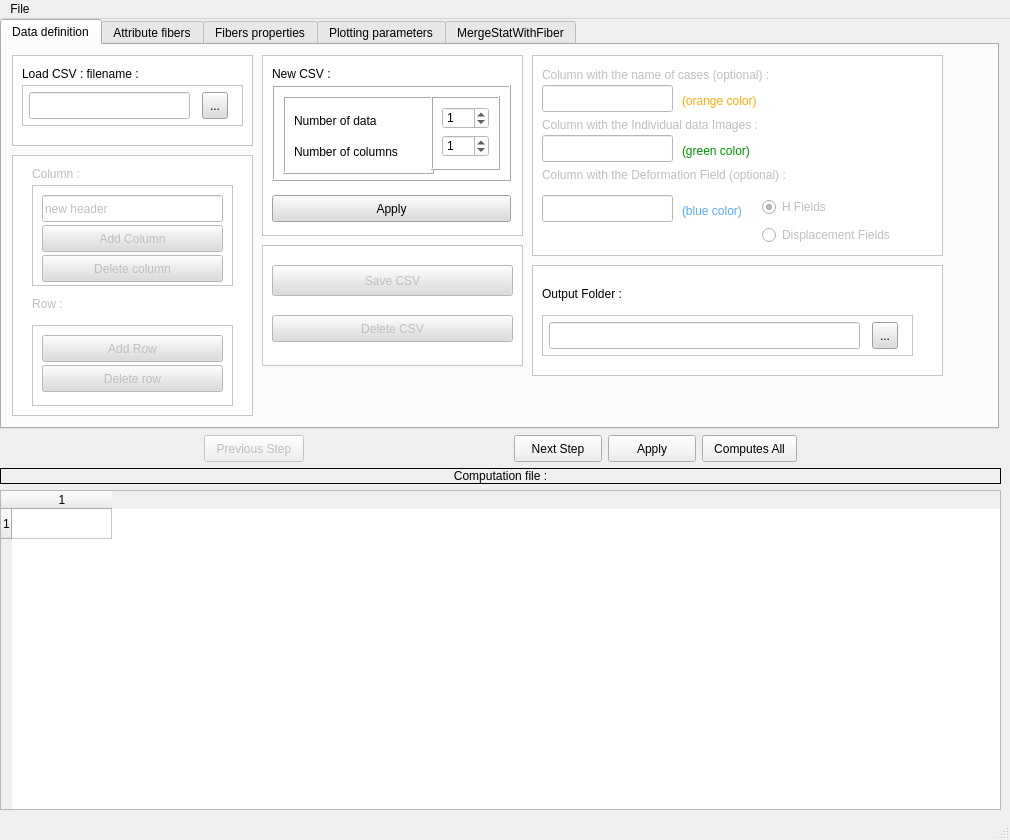
Before: the Qt Designer form Applications/DTIAtlasFiberAnalyzer/DTIAtlasFiberAnalyzerguiwindow.ui in NIRALUser/DTIFiberTractStatistics, drawn with Qt 5.
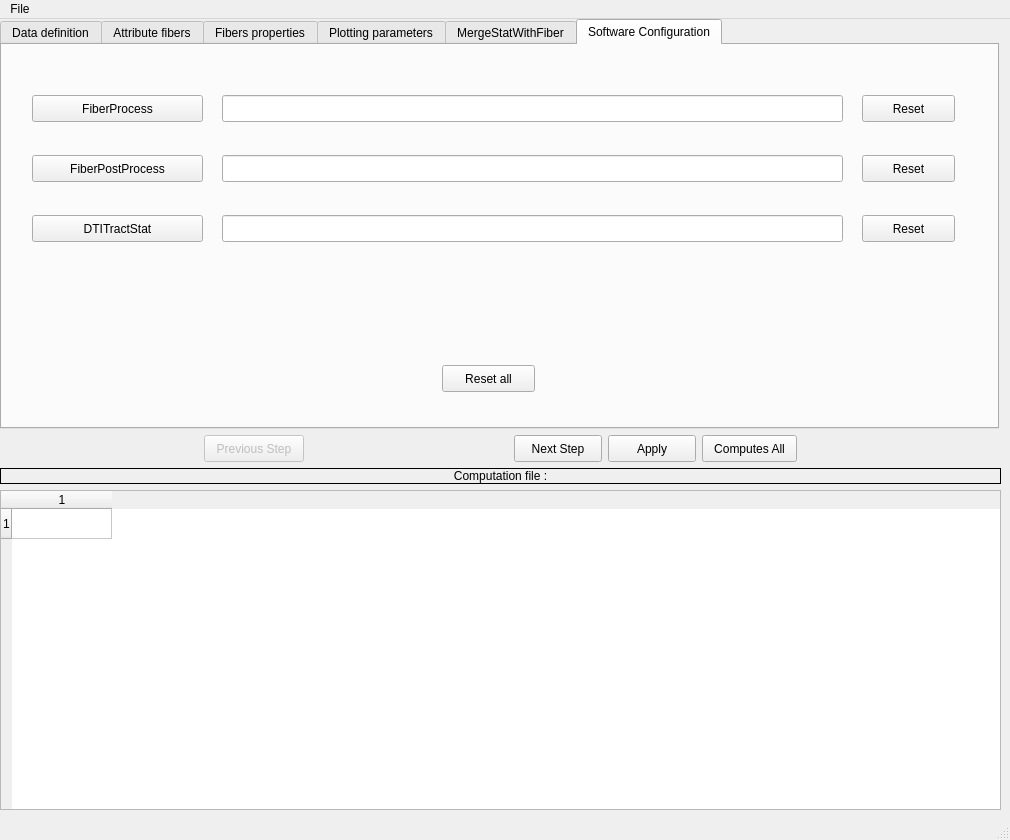
After: the same form once the commit is applied.

Commit message: NEW: tab for software configuration.

```diff
--- a/Applications/DTIAtlasFiberAnalyzer/DTIAtlasFiberAnalyzerguiwindow.ui
+++ b/Applications/DTIAtlasFiberAnalyzer/DTIAtlasFiberAnalyzerguiwindow.ui
@@ -172,6 +172,25 @@
        </item>
       </layout>
      </item>
+     <item row="2" column="0">
+      <widget class="QLabel" name="CsvTitle">
+       <property name="frameShape">
+        <enum>QFrame::Box</enum>
+       </property>
+       <property name="frameShadow">
+        <enum>QFrame::Plain</enum>
+       </property>
+       <property name="text">
+        <string>Computation file :</string>
+       </property>
+       <property name="alignment">
+        <set>Qt::AlignCenter</set>
+       </property>
+       <property name="wordWrap">
+        <bool>false</bool>
+       </property>
+      </widget>
+     </item>
      <item row="0" column="0">
       <widget class="QTabWidget" name="PrincipalWidget">
        <property name="enabled">
@@ -199,11 +218,17 @@
         <string notr="true"/>
        </property>
        <property name="currentIndex">
-        <number>0</number>
+        <number>5</number>
        </property>
        <property name="usesScrollButtons">
         <bool>true</bool>
        </property>
+       <property name="documentMode">
+        <bool>false</bool>
+       </property>
+       <property name="tabsClosable">
+        <bool>false</bool>
+       </property>
        <widget class="QWidget" name="Step1">
         <property name="enabled">
          <bool>true</bool>
@@ -583,7 +608,7 @@
            <rect>
             <x>230</x>
             <y>140</y>
-            <width>155</width>
+            <width>161</width>
             <height>54</height>
            </rect>
           </property>
@@ -597,7 +622,7 @@
               <string>H Fields</string>
              </property>
              <property name="checked">
-              <bool>true</bool>
+              <bool>false</bool>
              </property>
             </widget>
            </item>
@@ -607,7 +632,7 @@
               <string>Displacement Fields</string>
              </property>
              <property name="checked">
-              <bool>false</bool>
+              <bool>true</bool>
              </property>
             </widget>
            </item>
@@ -1189,7 +1214,7 @@
            <string>MD</string>
           </property>
           <property name="checked">
-           <bool>true</bool>
+           <bool>false</bool>
           </property>
          </widget>
          <widget class="QCheckBox" name="FroBox">
@@ -1205,7 +1230,7 @@
            <string>Fro</string>
           </property>
           <property name="checked">
-           <bool>true</bool>
+           <bool>false</bool>
           </property>
          </widget>
          <widget class="QCheckBox" name="l1Box">
@@ -1221,7 +1246,7 @@
            <string>lambda 1 = AD</string>
           </property>
           <property name="checked">
-           <bool>true</bool>
+           <bool>false</bool>
           </property>
          </widget>
          <widget class="QCheckBox" name="l2Box">
@@ -1237,7 +1262,7 @@
            <string>lambda 2</string>
           </property>
           <property name="checked">
-           <bool>true</bool>
+           <bool>false</bool>
           </property>
          </widget>
          <widget class="QCheckBox" name="l3Box">
@@ -1253,7 +1278,7 @@
            <string>lambda 3</string>
           </property>
           <property name="checked">
-           <bool>true</bool>
+           <bool>false</bool>
           </property>
          </widget>
          <widget class="QCheckBox" name="RDBox">
@@ -1269,7 +1294,7 @@
            <string>RD</string>
           </property>
           <property name="checked">
-           <bool>true</bool>
+           <bool>false</bool>
           </property>
          </widget>
          <widget class="QCheckBox" name="GABox">
@@ -1285,7 +1310,7 @@
            <string>GA</string>
           </property>
           <property name="checked">
-           <bool>true</bool>
+           <bool>false</bool>
           </property>
          </widget>
         </widget>
@@ -1427,7 +1452,7 @@
            <string>Center of Gravity</string>
           </property>
           <property name="checked">
-           <bool>true</bool>
+           <bool>false</bool>
           </property>
          </widget>
          <widget class="QRadioButton" name="APMedianOnFiber">
@@ -1442,6 +1467,9 @@
           <property name="text">
            <string>Median point on Fiber</string>
           </property>
+          <property name="checked">
+           <bool>true</bool>
+          </property>
          </widget>
         </widget>
         <widget class="QLabel" name="FiberPlaneFiletitle_2">
@@ -1985,25 +2013,132 @@
          </widget>
         </widget>
        </widget>
-      </widget>
-     </item>
-     <item row="2" column="0">
-      <widget class="QLabel" name="CsvTitle">
-       <property name="frameShape">
-        <enum>QFrame::Box</enum>
-       </property>
-       <property name="frameShadow">
-        <enum>QFrame::Plain</enum>
-       </property>
-       <property name="text">
-        <string>Computation file :</string>
-       </property>
-       <property name="alignment">
-        <set>Qt::AlignCenter</set>
-       </property>
-       <property name="wordWrap">
-        <bool>false</bool>
-       </property>
+       <widget class="QWidget" name="Step6">
+        <attribute name="title">
+         <string>Software Configuration</string>
+        </attribute>
+        <widget class="QLineEdit" name="FiberProcessLine">
+         <property name="geometry">
+          <rect>
+           <x>220</x>
+           <y>50</y>
+           <width>621</width>
+           <height>27</height>
+          </rect>
+         </property>
+        </widget>
+        <widget class="QLineEdit" name="FiberPostProcessLine">
+         <property name="geometry">
+          <rect>
+           <x>220</x>
+           <y>110</y>
+           <width>621</width>
+           <height>27</height>
+          </rect>
+         </property>
+        </widget>
+        <widget class="QLineEdit" name="DTITractStatLine">
+         <property name="geometry">
+          <rect>
+           <x>220</x>
+           <y>170</y>
+           <width>621</width>
+           <height>27</height>
+          </rect>
+         </property>
+        </widget>
+        <widget class="QPushButton" name="FiberProcessReset">
+         <property name="geometry">
+          <rect>
+           <x>860</x>
+           <y>50</y>
+           <width>93</width>
+           <height>27</height>
+          </rect>
+         </property>
+         <property name="text">
+          <string>Reset</string>
+         </property>
+        </widget>
+        <widget class="QPushButton" name="FiberPostProcessReset">
+         <property name="geometry">
+          <rect>
+           <x>860</x>
+           <y>110</y>
+           <width>93</width>
+           <height>27</height>
+          </rect>
+         </property>
+         <property name="text">
+          <string>Reset</string>
+         </property>
+        </widget>
+        <widget class="QPushButton" name="DTITractStatReset">
+         <property name="geometry">
+          <rect>
+           <x>860</x>
+           <y>170</y>
+           <width>93</width>
+           <height>27</height>
+          </rect>
+         </property>
+         <property name="text">
+          <string>Reset</string>
+         </property>
+        </widget>
+        <widget class="QPushButton" name="ResetAll">
+         <property name="geometry">
+          <rect>
+           <x>440</x>
+           <y>320</y>
+           <width>93</width>
+           <height>27</height>
+          </rect>
+         </property>
+         <property name="text">
+          <string>Reset all</string>
+         </property>
+        </widget>
+        <widget class="QPushButton" name="FiberProcessButton">
+         <property name="geometry">
+          <rect>
+           <x>30</x>
+           <y>50</y>
+           <width>171</width>
+           <height>27</height>
+          </rect>
+         </property>
+         <property name="text">
+          <string>FiberProcess</string>
+         </property>
+        </widget>
+        <widget class="QPushButton" name="FiberPostProcessButton">
+         <property name="geometry">
+          <rect>
+           <x>30</x>
+           <y>110</y>
+           <width>171</width>
+           <height>27</height>
+          </rect>
+         </property>
+         <property name="text">
+          <string>FiberPostProcess</string>
+         </property>
+        </widget>
+        <widget class="QPushButton" name="DTITractStatButton">
+         <property name="geometry">
+          <rect>
+           <x>30</x>
+           <y>170</y>
+           <width>171</width>
+           <height>27</height>
+          </rect>
+         </property>
+         <property name="text">
+          <string>DTITractStat</string>
+         </property>
+        </widget>
+       </widget>
       </widget>
      </item>
     </layout>
@@ -2015,7 +2150,7 @@
      <x>0</x>
      <y>0</y>
      <width>1010</width>
-     <height>22</height>
+     <height>25</height>
     </rect>
    </property>
    <widget class="QMenu" name="menuFile">
@@ -2051,6 +2186,14 @@
     <string>Save analysis file</string>
    </property>
   </action>
+  <action name="actionBrowseSoft">
+   <property name="text">
+    <string>BrowseSoft</string>
+   </property>
+   <property name="toolTip">
+    <string>&lt;html&gt;&lt;head/&gt;&lt;body&gt;&lt;p&gt;Browse software path&lt;/p&gt;&lt;/body&gt;&lt;/html&gt;</string>
+   </property>
+  </action>
  </widget>
  <resources/>
  <connections/>
```
The commit also changes 4 other files.
